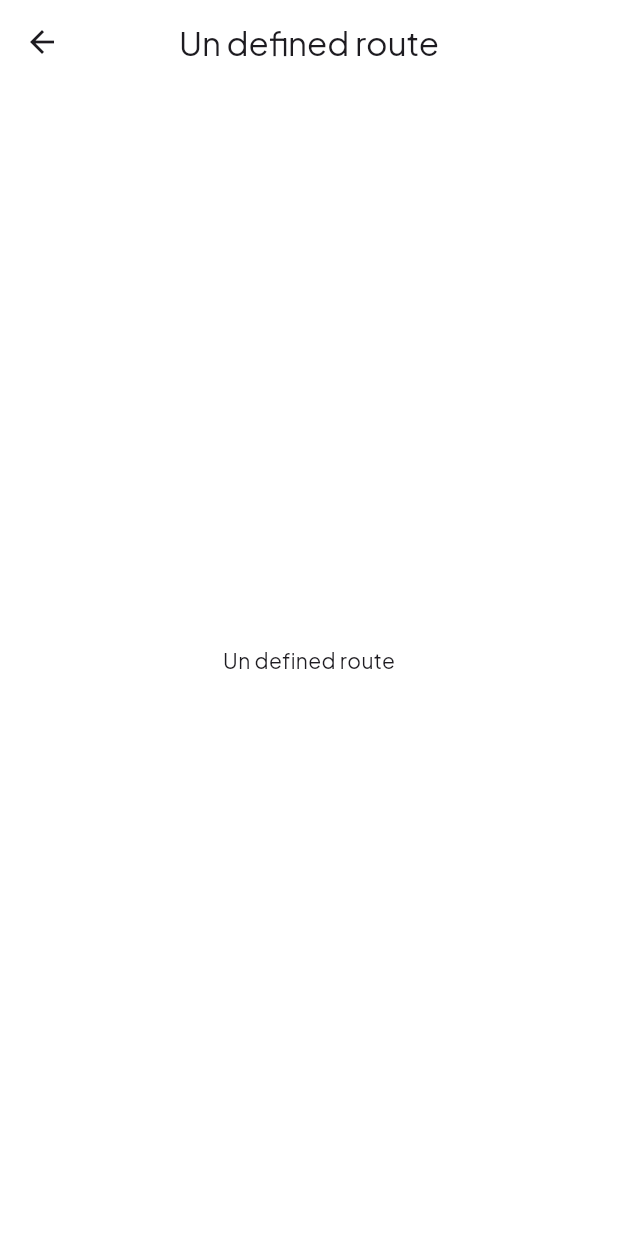
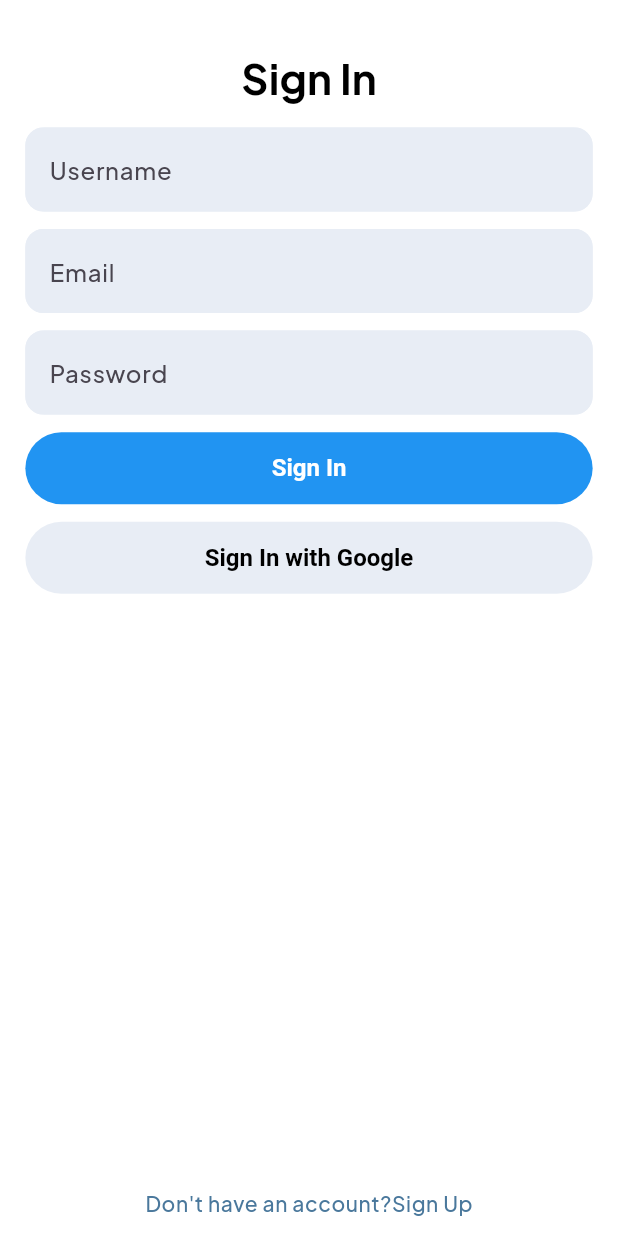
Before and after one commit to Eslam-mahmou/mini_social_feed_app, a Flutter app: the screen it shows after launch, on a phone screen of 412 x 824 dp. Run offline on Flutter 3.47's test engine with Material 3 defaults, Android fonts, the phone set to English and light mode, and no system bars; our stand-ins replace bloc, dio, flutter_easyloading, get_it, injectable, internet_connection_checker and 2 more; generated files the repository leaves out were written again.

Commit message:
feat(sign in):-  - Add Sign in ui .  - Update theme file .  - Using Text form filed and elevated button of material.  - Add some colors.

```diff
--- a/lib/core/common/responseve_height_width.dart
+++ b/lib/core/common/responsive_height_width.dart
@@ -21,8 +21,5 @@ extension HeightWidthResponsive on int {
     return (this / ScreenSizeService.baseWidth) * screenWidth;
   }
 
-  double get fontSizeResponsive {
-    final screenWidth = ScreenSizeService.width;
-    return (this / ScreenSizeService.baseWidth) * screenWidth;
-  }
+
 }
--- a/lib/core/routes/routes_generator.dart
+++ b/lib/core/routes/routes_generator.dart
@@ -1,12 +1,21 @@
 import 'package:flutter/material.dart';
+import 'package:mini_social_feed/core/routes/routes_page.dart';
+import 'package:mini_social_feed/presentation/sign_in/view/sign_in_screen.dart';
 
 class RoutesGenerator {
   static Route<dynamic> onGenerateRoute(RouteSettings settings) {
     switch (settings.name) {
+      case RoutesPage.signIn:
+        return MaterialPageRoute(
+          builder: (context) => SignInScreen(),
+          settings: settings,
+        );
       default:
         return unDefinedRoute();
-    }}
+    }
+  }
 }
+
 Route<dynamic> unDefinedRoute() {
   return MaterialPageRoute(
     builder: (_) {
--- a/lib/core/service/screen_size.dart
+++ b/lib/core/service/screen_size.dart
@@ -1,7 +1,7 @@
 import 'package:flutter/material.dart';
 
 abstract class ScreenSizeService {
-  static late double width;
+  static late  double width;
   static late double height;
   static const baseWidth = 390.0;
   static const baseHeight = 844.0;
--- a/lib/core/utils/app_colors.dart
+++ b/lib/core/utils/app_colors.dart
@@ -2,6 +2,9 @@ import 'dart:ui';
 
 abstract class AppColors {
   static const Color primaryColor = Color(0Xff2194F2);
+  static const Color secondaryColor = Color(0xff4A789C);
   static const Color whiteColor = Color(0Xffffffff);
   static const Color blackColor = Color(0Xff000000);
+  static const Color redColor = Color(0XffFF0000);
+  static const Color grayColor  = Color(0xffE8EDF5);
 }
--- a/lib/core/utils/app_theme.dart
+++ b/lib/core/utils/app_theme.dart
@@ -4,11 +4,74 @@ import 'app_colors.dart';
 class AppTheme {
   static ThemeData lightTheme = ThemeData(
     fontFamily: "PlusJakartaSans",
+
     scaffoldBackgroundColor: AppColors.whiteColor,
     appBarTheme: AppBarTheme(
       backgroundColor: AppColors.whiteColor,
       elevation: 0,
       centerTitle: false,
+    ),
+    textTheme: TextTheme(
+      titleMedium: TextStyle(
+        color: AppColors.blackColor,
+        fontWeight: FontWeight.bold,
+        fontSize: 28,
+      ),
+      bodySmall: TextStyle(
+        color: AppColors.secondaryColor,
+        fontWeight: FontWeight.w500,
+        fontSize: 14,
+      )
+    ),
+    inputDecorationTheme: InputDecorationTheme(
+      hintStyle: TextStyle(
+        color: AppColors.secondaryColor,
+        fontWeight: FontWeight.w500,
+        fontSize: 16,
+      ),
+
+      labelStyle: TextStyle(
+        fontWeight: FontWeight.w500,
+        fontSize: 16,
+      ),
+      border: OutlineInputBorder(
+        borderRadius: BorderRadius.circular(12),
+        borderSide: BorderSide(color: AppColors.grayColor),
+      ),
+      errorBorder: OutlineInputBorder(
+        borderRadius: BorderRadius.circular(12),
+        borderSide: BorderSide(color: AppColors.redColor),
+      ),
+      focusedBorder: OutlineInputBorder(
+        borderRadius: BorderRadius.circular(12),
+        borderSide: BorderSide(color: AppColors.primaryColor),
+      ),
+      enabledBorder: OutlineInputBorder(
+        borderRadius: BorderRadius.circular(12),
+        borderSide: BorderSide(color: AppColors.grayColor),
+      ),
+      filled: true,
+      fillColor: AppColors.grayColor,
+
+      errorStyle: TextStyle(
+        color: AppColors.redColor,
+        fontWeight: FontWeight.w500,
+        fontSize: 16,
+      ),
+    ),
+    elevatedButtonTheme: ElevatedButtonThemeData(
+      style: ElevatedButton.styleFrom(
+        backgroundColor: AppColors.primaryColor,
+        foregroundColor: AppColors.whiteColor,
+        textStyle: TextStyle(
+          color: AppColors.whiteColor,
+          fontWeight: FontWeight.bold,
+          fontSize: 16,
+        ),
+        minimumSize: Size(double.infinity, 48),
+        elevation: 0,
+        shape: RoundedRectangleBorder(borderRadius: BorderRadius.circular(24)),
+      ),
     ),
   );
   static ThemeData darkTheme = ThemeData(
@@ -19,5 +82,29 @@ class AppTheme {
       elevation: 0,
       centerTitle: false,
     ),
+    textSelectionTheme: TextSelectionThemeData(
+      cursorColor: AppColors.blackColor,
+    ),
+    inputDecorationTheme: InputDecorationTheme(
+      hintStyle: TextStyle(
+        color: AppColors.secondaryColor,
+        fontWeight: FontWeight.w400,
+        fontSize: 16,
+      ),
+      labelStyle: TextStyle(
+        color: AppColors.primaryColor,
+        fontWeight: FontWeight.w500,
+        fontSize: 16,
+      ),
+      border: OutlineInputBorder(borderRadius: BorderRadius.circular(12)),
+      errorBorder: OutlineInputBorder(
+        borderRadius: BorderRadius.circular(12),
+        borderSide: BorderSide(color: AppColors.redColor),
+      ),
+      focusedBorder: OutlineInputBorder(
+        borderRadius: BorderRadius.circular(12),
+        borderSide: BorderSide(color: AppColors.primaryColor),
+      ),
+    ),
   );
 }
--- a/lib/main.dart
+++ b/lib/main.dart
@@ -7,13 +7,15 @@ import 'core/routes/routes_generator.dart';
 import 'core/routes/routes_page.dart';
 import 'core/service/bloc_observer.dart';
 import 'core/service/easy_loading_service.dart';
+import 'core/service/screen_size.dart';
 
-void main() {
+void main() async{
   WidgetsFlutterBinding.ensureInitialized();
   Bloc.observer = MyBlocObserver();
   ConfigLoading().showLoading();
   configureDependencies();
-  runApp(const MiniSocialFeedApp());
+
+  runApp(const  MiniSocialFeedApp());
 }
 
 
@@ -24,10 +26,15 @@ class MiniSocialFeedApp extends StatelessWidget {
   Widget build(BuildContext context) {
     return MaterialApp(
       title: 'Mini Social Feed',
+      builder: (context, child) {
+        ScreenSizeService.init(context);
+        return child!;
+      },
       debugShowCheckedModeBanner: false,
       onGenerateRoute: RoutesGenerator.onGenerateRoute,
       initialRoute: RoutesPage.signIn,
       theme: AppTheme.lightTheme,
+      themeMode: ThemeMode.light,
       darkTheme: AppTheme.darkTheme,
     );
   }
--- /dev/null
+++ b/lib/presentation/sign_in/view/sign_in_screen.dart
@@ -0,0 +1,60 @@
+import 'package:flutter/material.dart';
+import 'package:mini_social_feed/core/common/responsive_height_width.dart';
+import 'package:mini_social_feed/presentation/sign_in/view/widget/custom_row_button.dart';
+
+import '../../../core/utils/app_colors.dart';
+
+class SignInScreen extends StatelessWidget {
+  const SignInScreen({super.key});
+
+  @override
+  Widget build(BuildContext context) {
+    final theme = Theme.of(context);
+    return Scaffold(
+      body: Padding(
+        padding: EdgeInsets.symmetric(horizontal: 16.widthResponsive),
+        child: Column(
+          children: [
+            SizedBox(height: 32.heightResponsive),
+            Text("Sign In", style: theme.textTheme.titleMedium),
+            SizedBox(height: 12.heightResponsive),
+            TextFormField(
+              decoration: InputDecoration(
+                hintText: "Username",
+                label: Text("Username"),
+              ),
+            ),
+            SizedBox(height: 12.heightResponsive),
+            TextFormField(
+              decoration: InputDecoration(
+                hintText: "Email",
+                label: Text("Email"),
+              ),
+            ),
+            SizedBox(height: 12.heightResponsive),
+            TextFormField(
+              decoration: InputDecoration(
+                hintText: "Password",
+                label: Text("Password"),
+              ),
+            ),
+            SizedBox(height: 12.heightResponsive),
+            ElevatedButton(onPressed: () {}, child: Text("Sign In")),
+            SizedBox(height: 12.heightResponsive),
+            ElevatedButton(
+              style: ElevatedButton.styleFrom(
+                backgroundColor: AppColors.grayColor,
+                foregroundColor: AppColors.blackColor,
+              ),
+              onPressed: () {},
+              child: Text("Sign In with Google"),
+            ),
+            Expanded(child: SizedBox(height: 12.heightResponsive)),
+            CustomRowButton(),
+            SizedBox(height: 12.heightResponsive),
+          ],
+        ),
+      ),
+    );
+  }
+}
--- /dev/null
+++ b/lib/presentation/sign_in/view/widget/custom_row_button.dart
@@ -0,0 +1,20 @@
+import 'package:flutter/material.dart';
+
+class CustomRowButton extends StatelessWidget {
+  const CustomRowButton({super.key});
+
+  @override
+  Widget build(BuildContext context) {
+    final theme = Theme.of(context);
+    return Row(
+      mainAxisAlignment: MainAxisAlignment.center,
+      children: [
+        Text("Don't have an account?", style: theme.textTheme.bodySmall),
+        InkWell(
+          onTap: () {},
+          child: Text("Sign Up", style: theme.textTheme.bodySmall),
+        ),
+      ],
+    );
+  }
+}
```
Also changed, not shown: pubspec.yaml (+9 -3 lines), 1 other file.
